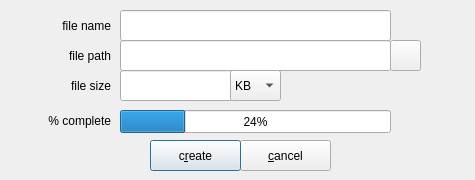
Old version of the form zuluCrypt-gui/createfile.ui in the repository mhogomchungu/zuluCrypt.
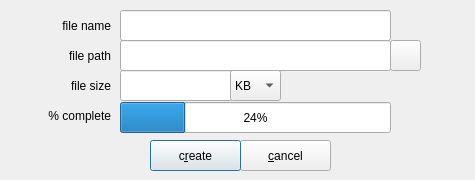
New version of the form.

```diff
--- a/zuluCrypt-gui/createfile.ui
+++ b/zuluCrypt-gui/createfile.ui
@@ -95,9 +95,9 @@
    <property name="geometry">
     <rect>
      <x>120</x>
-     <y>110</y>
+     <y>102</y>
      <width>271</width>
-     <height>23</height>
+     <height>31</height>
     </rect>
    </property>
    <property name="value">
@@ -143,9 +143,9 @@
    <property name="geometry">
     <rect>
      <x>10</x>
-     <y>110</y>
+     <y>100</y>
      <width>101</width>
-     <height>21</height>
+     <height>31</height>
     </rect>
    </property>
    <property name="text">
```
